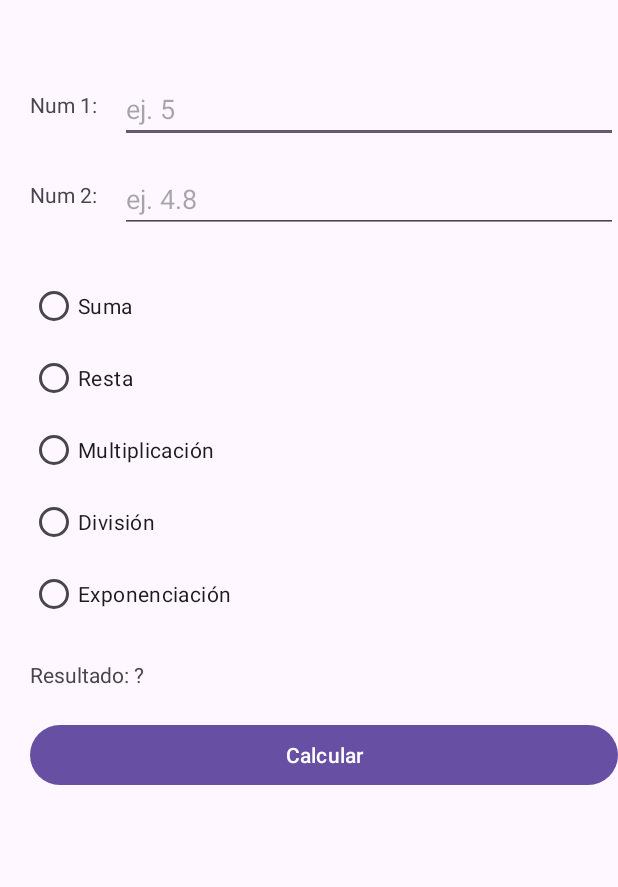
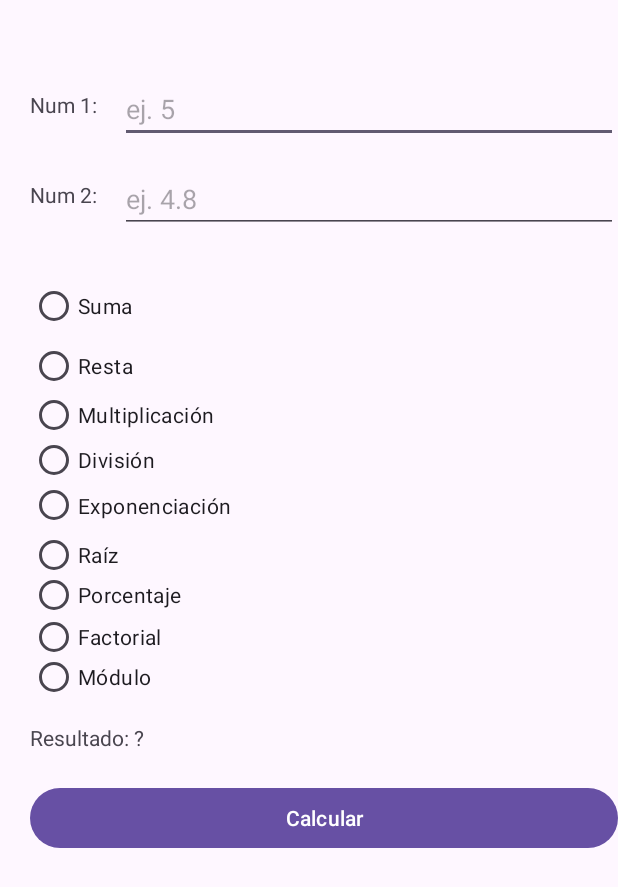
Before and after one commit to Yomi-09/Progra-II-2025, an Android app: the screen it shows after launch (MainActivity), on a phone screen of 412 x 824 dp. Shown: the top 887 px of the screen. Run offline under Robolectric (Android 15) with nearby library versions, the phone set to English and light mode, and no system bars.

Commit message:
Calculadora, laboratorio 1

```diff
--- a/app/src/main/res/layout/activity_main.xml
+++ b/app/src/main/res/layout/activity_main.xml
@@ -44,41 +44,67 @@
     <!-- Grupo de RadioButtons -->
     <RadioGroup
         android:id="@+id/radioGroupOperaciones"
-        android:layout_width="wrap_content"
-        android:layout_height="wrap_content"
+        android:layout_width="364dp"
+        android:layout_height="282dp"
+        android:layout_marginLeft="20dp"
         android:layout_marginTop="180dp"
-        android:layout_marginLeft="20dp"
         android:orientation="vertical">
 
         <RadioButton
             android:id="@+id/rbSuma"
             android:layout_width="wrap_content"
             android:layout_height="wrap_content"
-            android:text="Suma"/>
+            android:text="Suma" />
 
         <RadioButton
             android:id="@+id/rbResta"
             android:layout_width="wrap_content"
-            android:layout_height="wrap_content"
-            android:text="Resta"/>
+            android:layout_height="32dp"
+            android:text="Resta" />
 
         <RadioButton
             android:id="@+id/rbMultiplicacion"
             android:layout_width="wrap_content"
-            android:layout_height="wrap_content"
-            android:text="Multiplicación"/>
+            android:layout_height="33dp"
+            android:text="Multiplicación" />
 
         <RadioButton
             android:id="@+id/rbDivision"
             android:layout_width="wrap_content"
-            android:layout_height="wrap_content"
-            android:text="División"/>
+            android:layout_height="26dp"
+            android:text="División" />
 
         <RadioButton
             android:id="@+id/rbExponenciacion"
             android:layout_width="wrap_content"
+            android:layout_height="35dp"
+            android:text="Exponenciación" />
+
+        <RadioButton
+            android:id="@+id/Raíz"
+            android:layout_width="134dp"
+            android:layout_height="30dp"
+            android:text="Raíz" />
+
+        <RadioButton
+            android:id="@+id/Porcentaje"
+            android:layout_width="130dp"
+            android:layout_height="24dp"
+            android:text="Porcentaje" />
+
+        <RadioButton
+            android:id="@+id/Factorial"
+            android:layout_width="134dp"
+            android:layout_height="32dp"
+            android:text="Factorial" />
+
+        <RadioButton
+            android:id="@+id/Módulo"
+            android:layout_width="match_parent"
             android:layout_height="wrap_content"
-            android:text="Exponenciación"/>
+            android:text="Módulo" />
+
+
     </RadioGroup>
 
     <!-- Resultado debajo del último RadioButton -->
```
Also changed, not shown: app/src/main/java/com/ugb/miprimeraaplicacion/MainActivity.java (+42 -4 lines).
